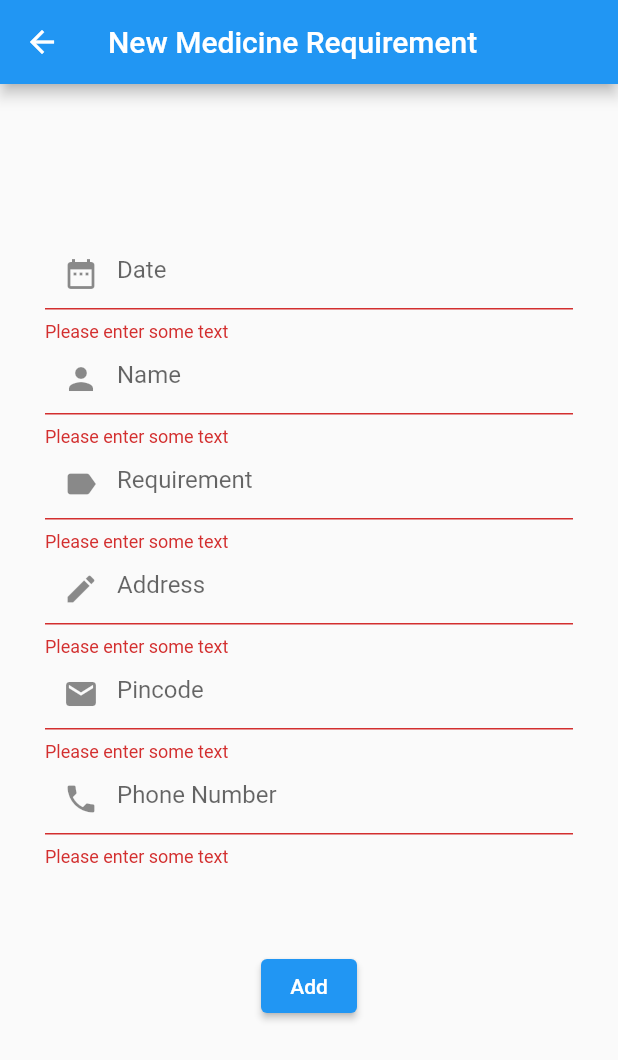
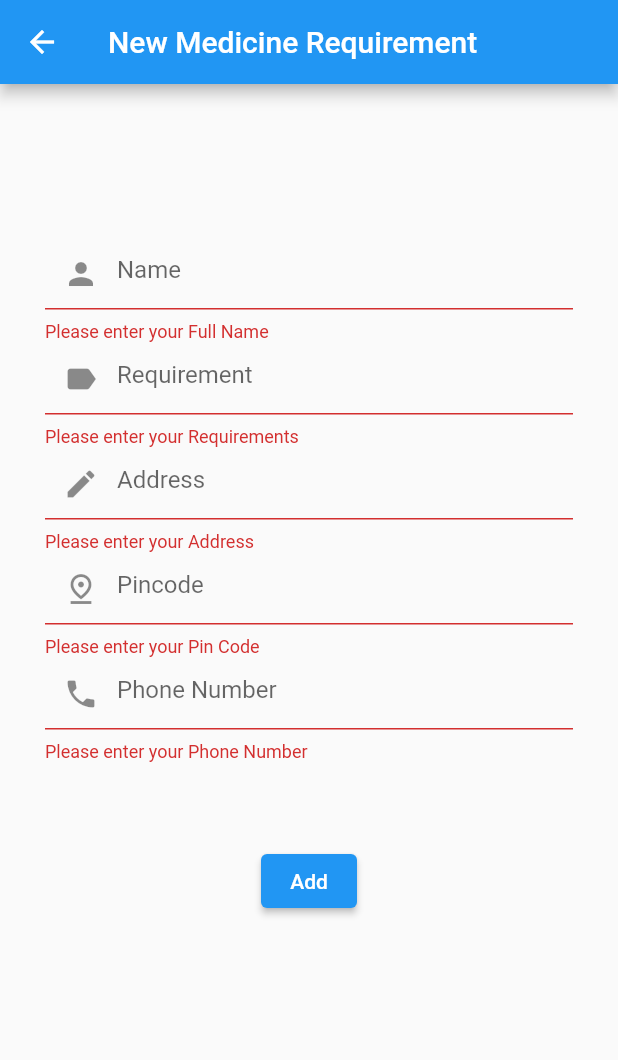
Before and after one commit to Sonas25/covi-req-repo, a Flutter app: the NewMedicineReq screen opened directly, after a tap on "Add", on a phone screen of 412 x 824 dp. Shown: the top 1060 px of the screen. Run offline on Flutter 3.47's test engine with Material 2 defaults, Android fonts, the phone set to English and light mode, and no system bars; our stand-ins replace cloud_firestore, firebase_auth, firebase_core; accounts and stored records are empty.

```diff
--- a/lib/Screens/NewMedicineReq.dart
+++ b/lib/Screens/NewMedicineReq.dart
@@ -15,7 +15,7 @@ class _NewMedicineReqState extends State<NewMedicineReq> {
 
   final _formKey = GlobalKey<FormState>();
 
-  final TextEditingController _iDateController = TextEditingController();
+ // final TextEditingController _iDateController = TextEditingController();
   final TextEditingController _iNameController = TextEditingController();
   final TextEditingController _iRequirementController = TextEditingController();
   final TextEditingController _iAddressController = TextEditingController();
@@ -47,27 +47,11 @@ class _NewMedicineReqState extends State<NewMedicineReq> {
                     children: [
                       TextFormField(
                         onSaved: (value) {
-                          iDate = value;
-                        },
-                        validator: (value) {
-                          if (value.isEmpty) {
-                            return 'Please enter some text';
-                          }
-                          return null;
-                        },
-                        controller: _iDateController,
-                        decoration: InputDecoration(
-                          hintText: "Date",
-                          prefixIcon: Icon(Icons.date_range),
-                        ),
-                      ),
-                      TextFormField(
-                        onSaved: (value) {
                           iName = value;
                         },
                         validator: (value) {
                           if (value.isEmpty) {
-                            return 'Please enter some text';
+                            return 'Please enter your Full Name';
                           }
                           return null;
                         },
@@ -83,7 +67,7 @@ class _NewMedicineReqState extends State<NewMedicineReq> {
                         },
                         validator: (value) {
                           if (value.isEmpty) {
-                            return 'Please enter some text';
+                            return 'Please enter your Requirements';
                           }
                           return null;
                         },
@@ -99,7 +83,7 @@ class _NewMedicineReqState extends State<NewMedicineReq> {
                         },
                         validator: (value) {
                           if (value.isEmpty) {
-                            return 'Please enter some text';
+                            return 'Please enter your Address';
                           }
                           return null;
                         },
@@ -117,7 +101,7 @@ class _NewMedicineReqState extends State<NewMedicineReq> {
                         },
                         validator: (value) {
                           if (value.isEmpty) {
-                            return 'Please enter some text';
+                            return 'Please enter your Pin Code';
                           }
                           return null;
                         },
@@ -125,7 +109,7 @@ class _NewMedicineReqState extends State<NewMedicineReq> {
                         controller: _iPincodeController,
                         decoration: InputDecoration(
                           hintText: "Pincode",
-                          prefixIcon: Icon(Icons.email),
+                          prefixIcon: Icon(Icons.pin_drop_outlined),
                         ),
                       ),
                       TextFormField(
@@ -134,7 +118,7 @@ class _NewMedicineReqState extends State<NewMedicineReq> {
                         },
                         validator: (value) {
                           if (value.isEmpty) {
-                            return 'Please enter some text';
+                            return 'Please enter your Phone Number';
                           }
                           return null;
                         },
```
Also changed, not shown: lib/Screens/MedicineScreen.dart (+28 -23 lines).
